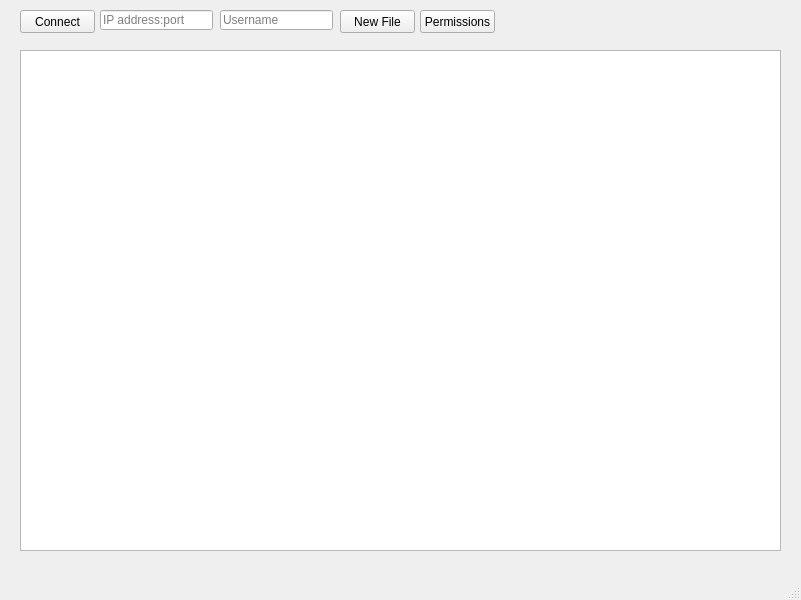
Above: GUI/GUI_client.ui from AnnabellKuldmaa/ds16 before the change. Below: the same form after it.
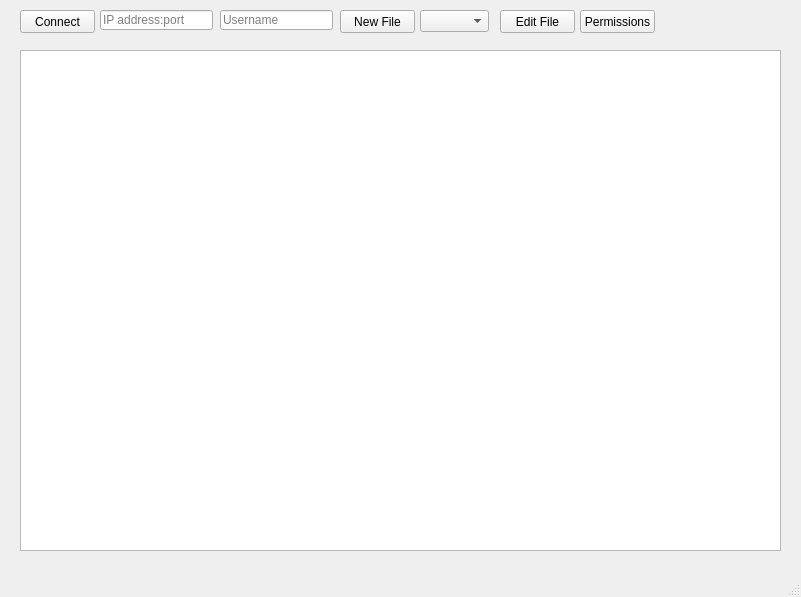
That is the form after the change.

The edit to the form file:
```diff
--- a/GUI/GUI_client.ui
+++ b/GUI/GUI_client.ui
@@ -7,7 +7,7 @@
     <x>0</x>
     <y>0</y>
     <width>801</width>
-    <height>600</height>
+    <height>597</height>
    </rect>
   </property>
   <property name="windowTitle">
@@ -53,7 +53,7 @@
    <widget class="QPushButton" name="perm_btn">
     <property name="geometry">
      <rect>
-      <x>420</x>
+      <x>580</x>
       <y>10</y>
       <width>75</width>
       <height>23</height>
@@ -95,6 +95,29 @@
      <string>Username</string>
     </property>
    </widget>
+   <widget class="QPushButton" name="pushButton">
+    <property name="geometry">
+     <rect>
+      <x>500</x>
+      <y>10</y>
+      <width>75</width>
+      <height>23</height>
+     </rect>
+    </property>
+    <property name="text">
+     <string>Edit File</string>
+    </property>
+   </widget>
+   <widget class="QComboBox" name="comboBox">
+    <property name="geometry">
+     <rect>
+      <x>420</x>
+      <y>10</y>
+      <width>69</width>
+      <height>22</height>
+     </rect>
+    </property>
+   </widget>
   </widget>
   <widget class="QStatusBar" name="statusbar"/>
  </widget>
```
